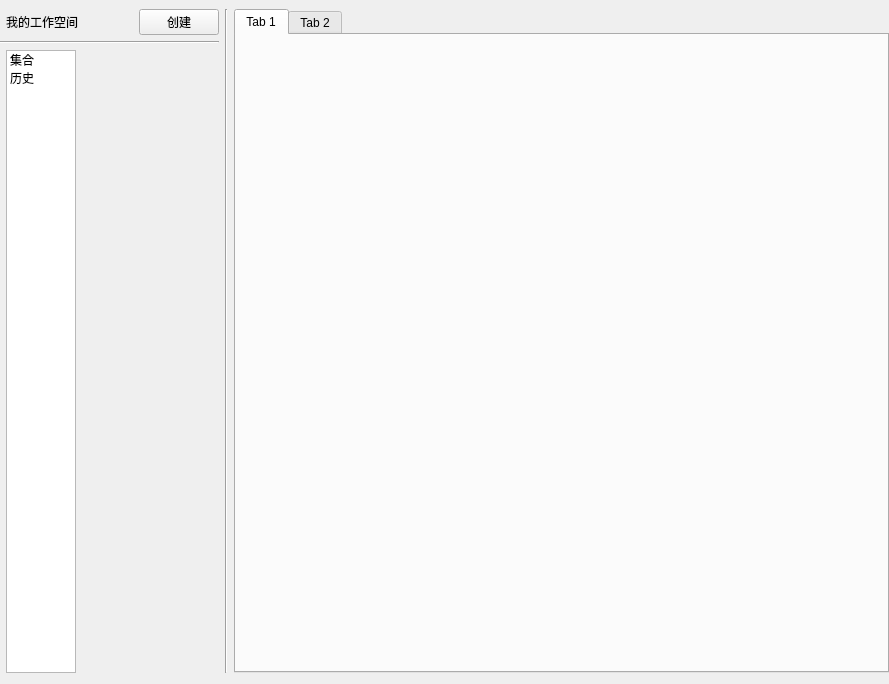
weijiang1994/iPost, file ui/workspace_view.ui: the form before one commit.
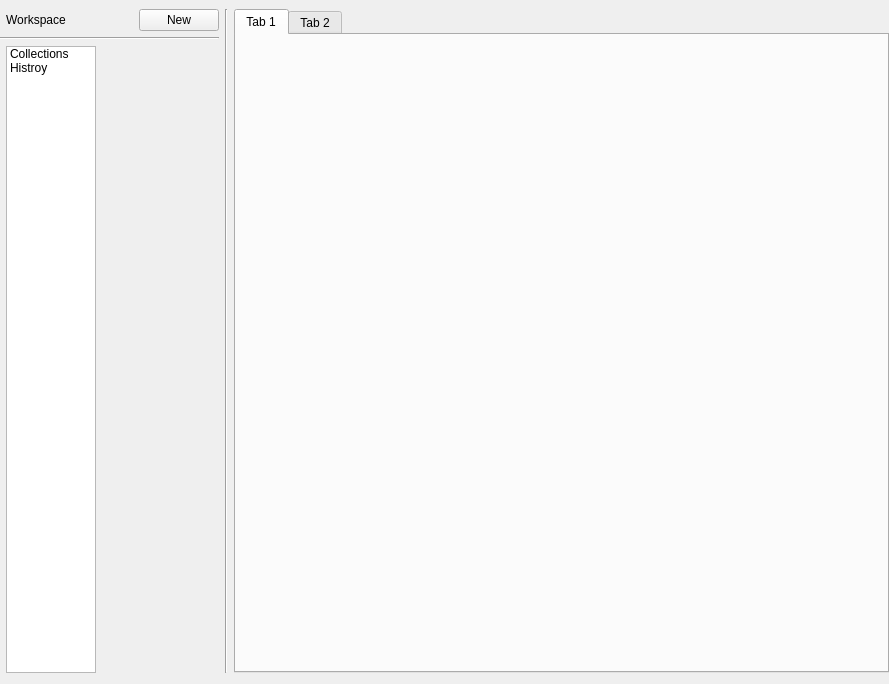
The form after the commit.

```diff
--- a/ui/workspace_view.ui
+++ b/ui/workspace_view.ui
@@ -35,7 +35,7 @@
          <item>
           <widget class="QLabel" name="label">
            <property name="text">
-            <string>我的工作空间</string>
+            <string>Workspace</string>
            </property>
           </widget>
          </item>
@@ -58,7 +58,7 @@
             <cursorShape>PointingHandCursor</cursorShape>
            </property>
            <property name="text">
-            <string>创建</string>
+            <string>New</string>
            </property>
           </widget>
          </item>
@@ -72,7 +72,7 @@
         </widget>
        </item>
        <item>
-        <layout class="QHBoxLayout" name="horizontalLayout_2" stretch="1,3">
+        <layout class="QHBoxLayout" name="horizontalLayout_2" stretch="2,3">
          <property name="spacing">
           <number>0</number>
          </property>
@@ -81,17 +81,23 @@
          </property>
          <item>
           <widget class="QListWidget" name="workspace_listWidget">
+           <property name="minimumSize">
+            <size>
+             <width>90</width>
+             <height>0</height>
+            </size>
+           </property>
            <property name="cursor" stdset="0">
             <cursorShape>PointingHandCursor</cursorShape>
            </property>
            <item>
             <property name="text">
-             <string>集合</string>
+             <string>Collections</string>
             </property>
            </item>
            <item>
             <property name="text">
-             <string>历史</string>
+             <string>Histroy</string>
             </property>
            </item>
           </widget>
```
